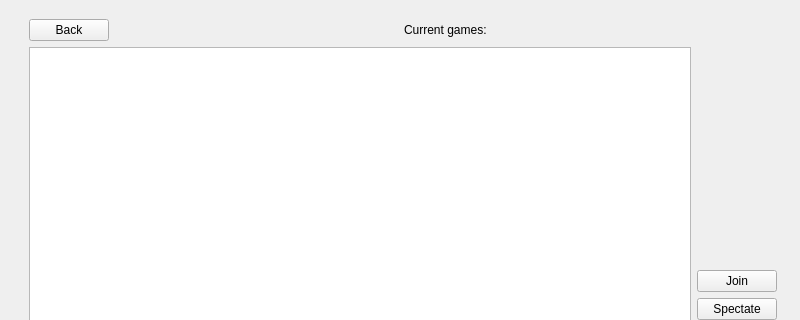
Above: GUI/Casino.ui from B1rtek/Casino before the change; both pictures show x 0 to 800 and y 0 to 320 of the 800 by 600 pixel window. Below: the same form after it.
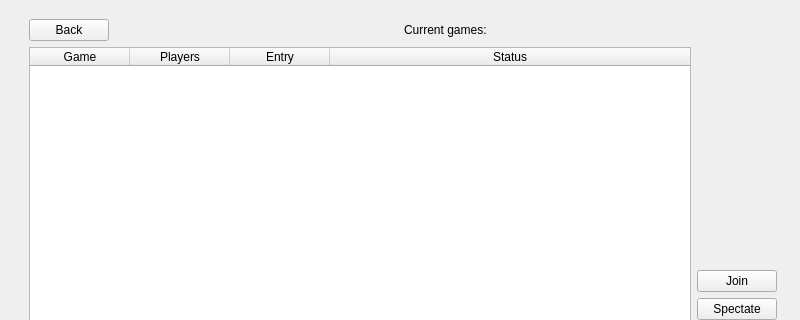
That is the form after the change. The open tabs and pages were chosen to show the change.

Commit message: Swapped the game selection QListWidget for a QTableWidget

```diff
--- a/GUI/Casino.ui
+++ b/GUI/Casino.ui
@@ -187,7 +187,37 @@
       <item>
        <layout class="QHBoxLayout" name="horizontalLayout_4">
         <item>
-         <widget class="QListWidget" name="listGames"/>
+         <widget class="QTableWidget" name="tableGames">
+          <property name="selectionBehavior">
+           <enum>QAbstractItemView::SelectRows</enum>
+          </property>
+          <property name="showGrid">
+           <bool>true</bool>
+          </property>
+          <attribute name="horizontalHeaderStretchLastSection">
+           <bool>true</bool>
+          </attribute>
+          <column>
+           <property name="text">
+            <string>Game</string>
+           </property>
+          </column>
+          <column>
+           <property name="text">
+            <string>Players</string>
+           </property>
+          </column>
+          <column>
+           <property name="text">
+            <string>Entry</string>
+           </property>
+          </column>
+          <column>
+           <property name="text">
+            <string>Status</string>
+           </property>
+          </column>
+         </widget>
         </item>
         <item>
          <layout class="QVBoxLayout" name="verticalLayout_4">
```
Left out of the diff: 2 changed lines with no effect on the pictures. The commit also changes 1 other file.
